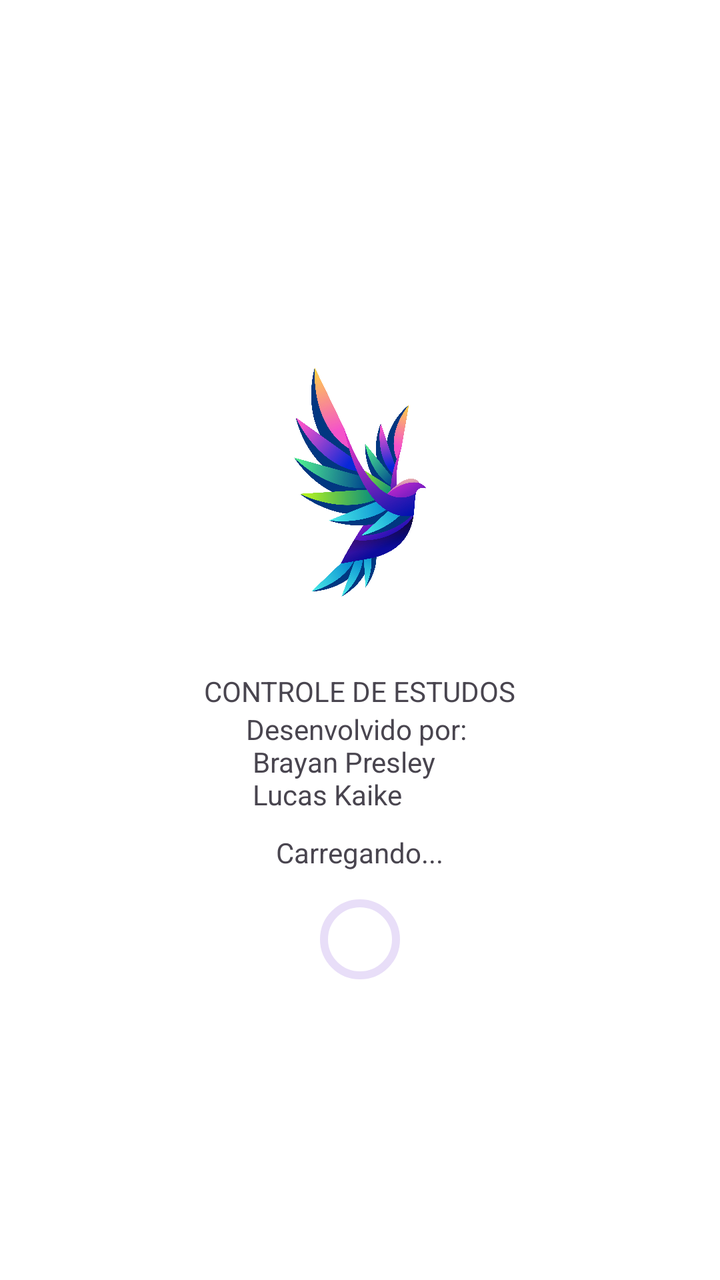
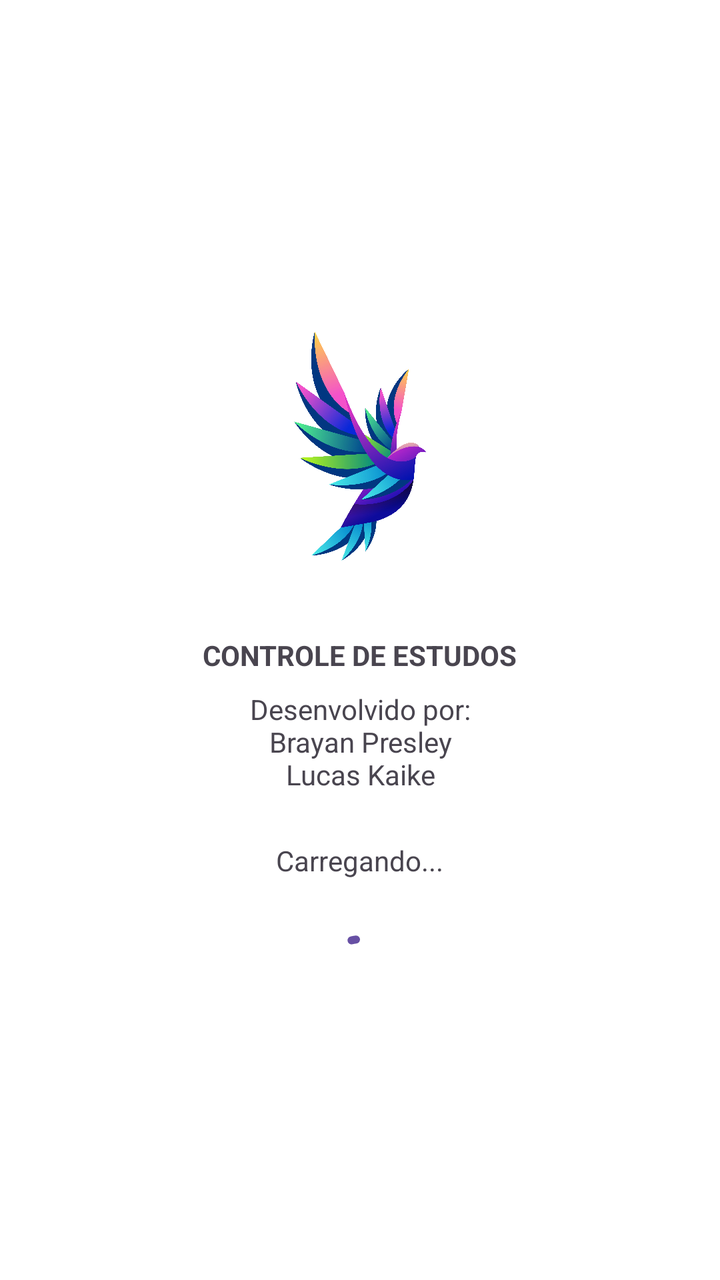

Two renders of the same Android screen: before a commit and after it. Below are the layout's source before the change and the commit's diff.
<!-- AndroidManifest.xml: application theme Theme.MyApp -->
<!-- res/layout/activity_splash.xml -->
<?xml version="1.0" encoding="utf-8"?>
<LinearLayout xmlns:android="http://schemas.android.com/apk/res/android"
    xmlns:app="http://schemas.android.com/apk/res-auto"
    xmlns:tools="http://schemas.android.com/tools"
    android:id="@+id/main"
    android:layout_width="match_parent"
    android:layout_height="match_parent"
    android:gravity="center_vertical|center_horizontal"
    android:orientation="vertical"
    tools:context=".SplashActivity"
    android:background="@color/white">

    <ImageView
        android:layout_width="150dp"
        android:layout_height="150dp"
        android:layout_margin="20dp"
        android:scaleType="centerCrop"
        android:src="@drawable/logo" />

    <TextView
        android:layout_width="wrap_content"
        android:layout_height="wrap_content"
        android:text="CONTROLE DE ESTUDOS"
        />

    <TextView
        android:layout_width="wrap_content"
        android:layout_height="wrap_content"
        android:text="Desenvolvido por: \n Brayan Presley \n Lucas Kaike"
        />

    <TextView
        android:layout_marginTop="30px"
        android:layout_margin="30px"
        android:layout_width="wrap_content"
        android:layout_height="wrap_content"
        android:text="Carregando..."
        />

    <com.google.android.material.progressindicator.CircularProgressIndicator
        android:layout_width="wrap_content"
        android:layout_height="wrap_content" />

</LinearLayout>
<!-- resources referenced by this layout -->
<resources>
  <color name="white">#FFFFFFFF</color>
  <!-- drawable logo: jpg bitmap (drawable, 907144 bytes) -->
  <style name="Theme.MyApp" parent="Base.Theme.MyApp" />
  <style name="Base.Theme.MyApp" parent="Theme.Material3.DayNight.NoActionBar">
          
          
      </style>
</resources>

<!-- the commit's change to res/layout/activity_splash.xml (unified diff, before → after) -->
@@ -5,10 +5,10 @@
     android:id="@+id/main"
     android:layout_width="match_parent"
     android:layout_height="match_parent"
+    android:background="@color/white"
     android:gravity="center_vertical|center_horizontal"
     android:orientation="vertical"
-    tools:context=".SplashActivity"
-    android:background="@color/white">
+    tools:context=".SplashActivity">
 
     <ImageView
         android:layout_width="150dp"
@@ -21,24 +21,24 @@
         android:layout_width="wrap_content"
         android:layout_height="wrap_content"
         android:text="CONTROLE DE ESTUDOS"
-        />
+        android:textStyle="bold" />
+
+    <TextView
+        android:layout_width="match_parent"
+        android:layout_height="wrap_content"
+        android:layout_marginTop="8dp"
+        android:gravity="center"
+        android:text="Desenvolvido por:\nBrayan Presley\nLucas Kaike" />
 
     <TextView
         android:layout_width="wrap_content"
         android:layout_height="wrap_content"
-        android:text="Desenvolvido por: \n Brayan Presley \n Lucas Kaike"
-        />
-
-    <TextView
-        android:layout_marginTop="30px"
-        android:layout_margin="30px"
-        android:layout_width="wrap_content"
-        android:layout_height="wrap_content"
-        android:text="Carregando..."
-        />
+        android:layout_margin="24dp"
+        android:text="Carregando..." />
 
     <com.google.android.material.progressindicator.CircularProgressIndicator
         android:layout_width="wrap_content"
-        android:layout_height="wrap_content" />
+        android:layout_height="wrap_content"
+        android:indeterminate="true" />
 
 </LinearLayout>
